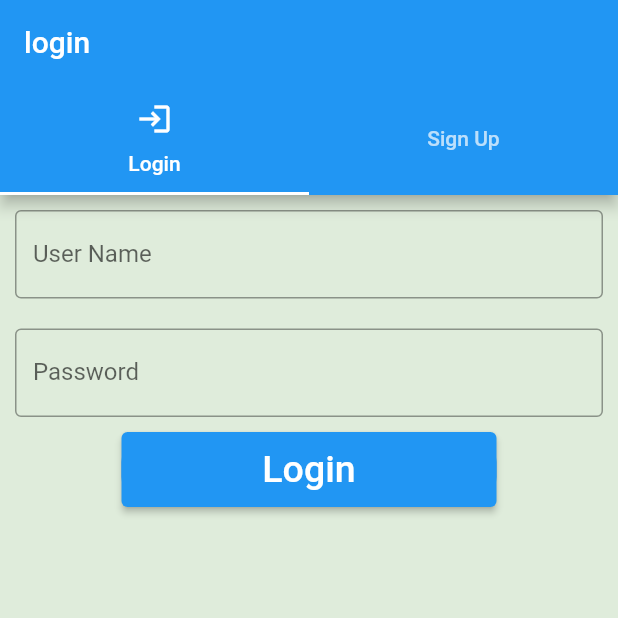
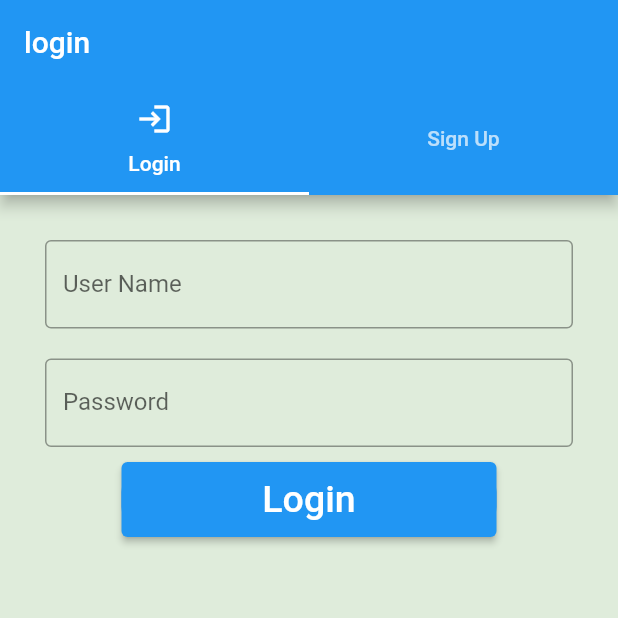
Before and after one commit to antonious-emad/daily-Notes, a Flutter app: the screen it shows after launch, on a phone screen of 412 x 824 dp, the top half of it. Run offline on Flutter 3.47's test engine with Material 2 defaults, Android fonts, the phone set to English and light mode, and no system bars; our stand-ins replace calendar_timeline, cloud_firestore, firebase_auth, firebase_core, flutter_slidable, google_fonts; accounts and stored records are empty.

Commit message:
daily_notes_after_apply_MVVM_on login

```diff
--- /dev/null
+++ b/lib/screens/login_tab/connector.dart
@@ -0,0 +1,7 @@
+abstract class LoginConnector{
+  showLoading();
+  showMessage(String message);
+  hideLoading();
+  goToHome();
+
+}
--- /dev/null
+++ b/lib/screens/login_tab/login.dart
@@ -0,0 +1,176 @@
+import 'package:flutter/material.dart';
+import 'package:provider/provider.dart';
+import 'package:untitled/screens/login_tab/connector.dart';
+import 'package:untitled/screens/login_tab/login_view_model.dart';
+
+import '../../layout/home_layout.dart';
+import '../../providers/my_provider.dart';
+import '../../shared/firebase/firebase_functions.dart';
+
+
+class LoginTab extends StatefulWidget {
+  LoginTab({super.key});
+
+  @override
+  State<LoginTab> createState() => _LoginTabState();
+}
+
+class _LoginTabState extends State<LoginTab>  implements LoginConnector{
+var formKey=GlobalKey<FormState>();
+
+  var emailController = TextEditingController();
+
+  var passwordController = TextEditingController();
+
+  LoginViewModel viewModel=LoginViewModel();
+@override
+  void initState() {
+    // TODO: implement initState
+    super.initState();
+    viewModel.loginConnector=this;
+  }
+  @override
+  Widget build(BuildContext context) {
+    var provider=Provider.of<MyProvider>(context);
+    return ChangeNotifierProvider(
+      create: (context) => viewModel,
+      builder: (context, child) => Padding(
+        padding: const EdgeInsets.all(20.0),
+        child: Container(
+          child: Form(
+            key: formKey,
+            child: Column(
+              children: [
+                Padding(
+                  padding: EdgeInsets.all(10),
+                  child: TextField(
+                    controller: emailController,
+                    decoration: InputDecoration(
+                        border: OutlineInputBorder(),
+                        labelText: 'User Name',
+                        hintText: 'Enter valid mail id as abc@gmail.com'),
+                  ),
+                ),
+                Padding(
+                  padding: EdgeInsets.all(10),
+                  child: TextField(
+                    controller: passwordController,
+                    obscureText: true,
+                    decoration: InputDecoration(
+                        border: OutlineInputBorder(),
+                        labelText: 'Password',
+                        hintText: 'Enter your secure password'),
+                  ),
+                ),
+                Container(
+                  height: 50,
+                  width: 250,
+                  decoration: BoxDecoration(
+                      color: Colors.blue, borderRadius: BorderRadius.circular(20)),
+                  child: ElevatedButton(
+                    onPressed: () {
+                      viewModel.loginUser(
+                          emailController.text,
+                          passwordController.text,
+                      //         () {
+                      //   provider.initMyUser();
+                      //   Navigator.pushNamedAndRemoveUntil(
+                      //     context, HomeLayout.routeName, (route) => false,
+                      //     // arguments: emailController.text
+                      //   );
+                      //
+                      // },
+                      //         (message) {
+                      //   showDialog(
+                      //     barrierDismissible: false,
+                      //     context: context,
+                      //     builder: (context) => AlertDialog(
+                      //       title: Text("Error"),
+                      //       content: Text(message),
+                      //       actions: [
+                      //         ElevatedButton(onPressed: () {
+                      //           Navigator.pop(context);
+                      //         }, child: Text("Okay"))
+                      //       ],
+                      //     ),
+                      //   );
+                      // }
+                      );
+
+                      // FireBaseFunctions.loginUser(
+                      //     emailController.text,
+                      //     passwordController.text, () {
+                      //       provider.initMyUser();
+                      //   Navigator.pushNamedAndRemoveUntil(
+                      //       context, HomeLayout.routeName, (route) => false,
+                      //       // arguments: emailController.text
+                      //   );
+                      //
+                      //   }, (message) {
+                      //   showDialog(
+                      //     barrierDismissible: false,
+                      //     context: context,
+                      //     builder: (context) => AlertDialog(
+                      //       title: Text("Error"),
+                      //       content: Text(message),
+                      //       actions: [
+                      //         ElevatedButton(onPressed: () {
+                      //           Navigator.pop(context);
+                      //         }, child: Text("Okay"))
+                      //       ],
+                      //     ),
+                      //   );
+                      // });
+                    },
+                    child: Text(
+                      'Login',
+                      style: TextStyle(color: Colors.white, fontSize: 25),
+                    ),
+                  ),
+                ),
+              ],
+            ),
+          ),
+        ),
+      ),
+    );
+  }
+
+  @override
+  goToHome() {
+Navigator.pushNamedAndRemoveUntil(context, HomeLayout.routeName, (route) => false);
+  }
+
+  @override
+  hideLoading() {
+Navigator.pop(context);
+  }
+
+  @override
+  showLoading() {
+showDialog(
+  context: context,
+  barrierDismissible: false,
+  builder: (context) => AlertDialog(
+    backgroundColor: Colors.transparent,
+  title: Center(child: CircularProgressIndicator()),
+),);
+  }
+
+  @override
+  showMessage(String message) {
+    showDialog(
+      context: context,
+      barrierDismissible: false,
+      builder: (context) => AlertDialog(
+        backgroundColor: Colors.transparent,
+        title: Text("Error"),
+        content: Text(message),
+        actions: [
+          ElevatedButton(onPressed: () {
+            Navigator.pop(context);
+          }, child: Text("Thanks")),
+        ],
+      ),);
+  }
+}
--- a/lib/screens/register/login.dart
+++ /dev/null
@@ -1,84 +0,0 @@
-import 'package:flutter/material.dart';
-import 'package:provider/provider.dart';
-
-import '../../layout/home_layout.dart';
-import '../../providers/my_provider.dart';
-import '../../shared/firebase/firebase_functions.dart';
-
-
-class LoginTab extends StatelessWidget {
-  LoginTab({super.key});
-var formKey=GlobalKey<FormState>();
-  var emailController = TextEditingController();
-  var passwordController = TextEditingController();
-
-  @override
-  Widget build(BuildContext context) {
-    var provider=Provider.of<MyProvider>(context);
-    return Container(
-      child: Column(
-        children: [
-          Padding(
-            padding: EdgeInsets.all(10),
-            child: TextField(
-              controller: emailController,
-              decoration: InputDecoration(
-                  border: OutlineInputBorder(),
-                  labelText: 'User Name',
-                  hintText: 'Enter valid mail id as abc@gmail.com'),
-            ),
-          ),
-          Padding(
-            padding: EdgeInsets.all(10),
-            child: TextField(
-              controller: passwordController,
-              obscureText: true,
-              decoration: InputDecoration(
-                  border: OutlineInputBorder(),
-                  labelText: 'Password',
-                  hintText: 'Enter your secure password'),
-            ),
-          ),
-          Container(
-            height: 50,
-            width: 250,
-            decoration: BoxDecoration(
-                color: Colors.blue, borderRadius: BorderRadius.circular(20)),
-            child: ElevatedButton(
-              onPressed: () {
-                FireBaseFunctions.loginUser(
-                    emailController.text,
-                    passwordController.text, () {
-                      provider.initMyUser();
-                  Navigator.pushNamedAndRemoveUntil(
-                      context, HomeLayout.routeName, (route) => false,
-                      // arguments: emailController.text
-                  );
-
-                  }, (message) {
-                  showDialog(
-                    barrierDismissible: false,
-                    context: context,
-                    builder: (context) => AlertDialog(
-                      title: Text("Error"),
-                      content: Text(message),
-                      actions: [
-                        ElevatedButton(onPressed: () {
-                          Navigator.pop(context);
-                        }, child: Text("Okay"))
-                      ],
-                    ),
-                  );
-                });
-              },
-              child: Text(
-                'Login',
-                style: TextStyle(color: Colors.white, fontSize: 25),
-              ),
-            ),
-          ),
-        ],
-      ),
-    );
-  }
-}
--- a/lib/screens/register/register.dart
+++ b/lib/screens/register/register.dart
@@ -1,5 +1,5 @@
 import 'package:flutter/material.dart';
-import 'package:untitled/screens/register/login.dart';
+import 'package:untitled/screens/login_tab/login.dart';
 import 'package:untitled/screens/register/signup.dart';
 
 
--- a/lib/screens/tasks/task_item.dart
+++ b/lib/screens/tasks/task_item.dart
@@ -72,7 +72,7 @@ class TaskItem extends StatelessWidget {
                   crossAxisAlignment: CrossAxisAlignment.start,
                   children: [
                     Text("${task.title}",style: task.isDone? TextStyle(color: Colors.green):TextStyle(color: primaryColor) ,),
-                    Text("${task .description}"),
+                    Text("${task .description}",style: task.isDone? TextStyle(color: Colors.green):TextStyle(color: primaryColor) ,),
                   ],
                 ),
                 Spacer(),
```
Also changed, not shown: lib/screens/login_tab/login_view_model.dart (added, +35 -0 lines), lib/shared/firebase/firebase_functions.dart (+12 -12 lines).
